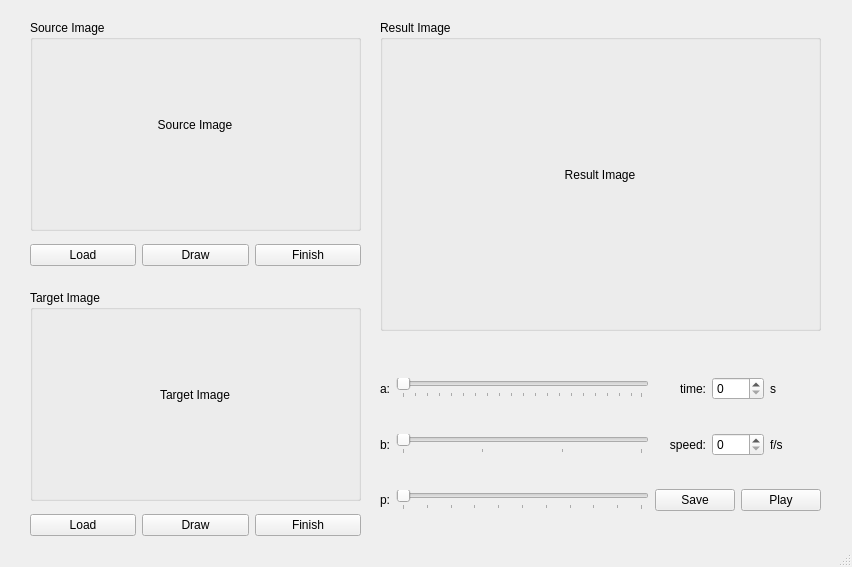
Old version of the form Morphing/morphingUI.ui in the repository XiaoyueDuan/Morphing.
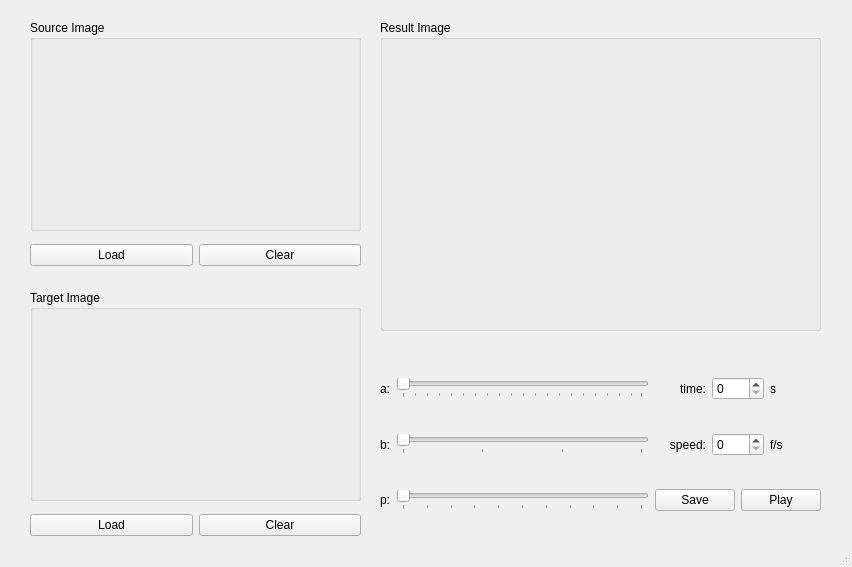
New version of the form.

Commit message: UI: can draw lines, without debugging

The edit to the form file:
```diff
--- a/Morphing/morphingUI.ui
+++ b/Morphing/morphingUI.ui
@@ -38,28 +38,6 @@
        <property name="title">
         <string>Source Image</string>
        </property>
-       <widget class="QLabel" name="sourceImgPos_label">
-        <property name="geometry">
-         <rect>
-          <x>10</x>
-          <y>10</y>
-          <width>310</width>
-          <height>190</height>
-         </rect>
-        </property>
-        <property name="text">
-         <string>Source Image</string>
-        </property>
-        <property name="textFormat">
-         <enum>Qt::AutoText</enum>
-        </property>
-        <property name="scaledContents">
-         <bool>false</bool>
-        </property>
-        <property name="alignment">
-         <set>Qt::AlignCenter</set>
-        </property>
-       </widget>
       </widget>
      </item>
     </layout>
@@ -84,14 +62,7 @@
      <item>
       <widget class="QPushButton" name="source_draw_button">
        <property name="text">
-        <string>Draw</string>
-       </property>
-      </widget>
-     </item>
-     <item>
-      <widget class="QPushButton" name="source_finish_button">
-       <property name="text">
-        <string>Finish</string>
+        <string>Clear</string>
        </property>
       </widget>
      </item>
@@ -117,14 +88,7 @@
      <item>
       <widget class="QPushButton" name="target_draw_button">
        <property name="text">
-        <string>Draw</string>
-       </property>
-      </widget>
-     </item>
-     <item>
-      <widget class="QPushButton" name="target_finish_button">
-       <property name="text">
-        <string>Finish</string>
+        <string>Clear</string>
        </property>
       </widget>
      </item>
@@ -148,28 +112,6 @@
        <property name="title">
         <string>Target Image</string>
        </property>
-       <widget class="QLabel" name="targetImgPos_label">
-        <property name="geometry">
-         <rect>
-          <x>10</x>
-          <y>10</y>
-          <width>310</width>
-          <height>190</height>
-         </rect>
-        </property>
-        <property name="text">
-         <string>Target Image</string>
-        </property>
-        <property name="textFormat">
-         <enum>Qt::AutoText</enum>
-        </property>
-        <property name="scaledContents">
-         <bool>false</bool>
-        </property>
-        <property name="alignment">
-         <set>Qt::AlignCenter</set>
-        </property>
-       </widget>
       </widget>
      </item>
     </layout>
@@ -189,22 +131,6 @@
        <property name="title">
         <string>Result Image</string>
        </property>
-       <widget class="QLabel" name="resultImgPos_label">
-        <property name="geometry">
-         <rect>
-          <x>10</x>
-          <y>10</y>
-          <width>420</width>
-          <height>290</height>
-         </rect>
-        </property>
-        <property name="text">
-         <string>Result Image</string>
-        </property>
-        <property name="alignment">
-         <set>Qt::AlignCenter</set>
-        </property>
-       </widget>
       </widget>
      </item>
     </layout>
```
Left out of the diff: 4 changed lines with no effect on the pictures. The commit also changes 7 other files.
